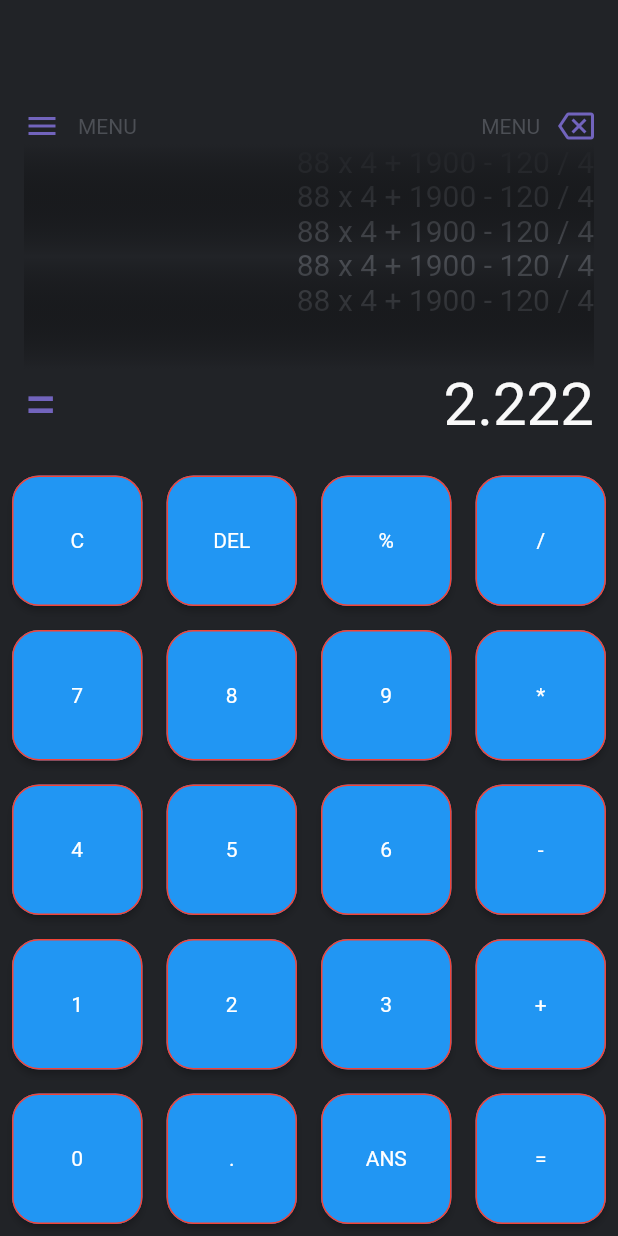
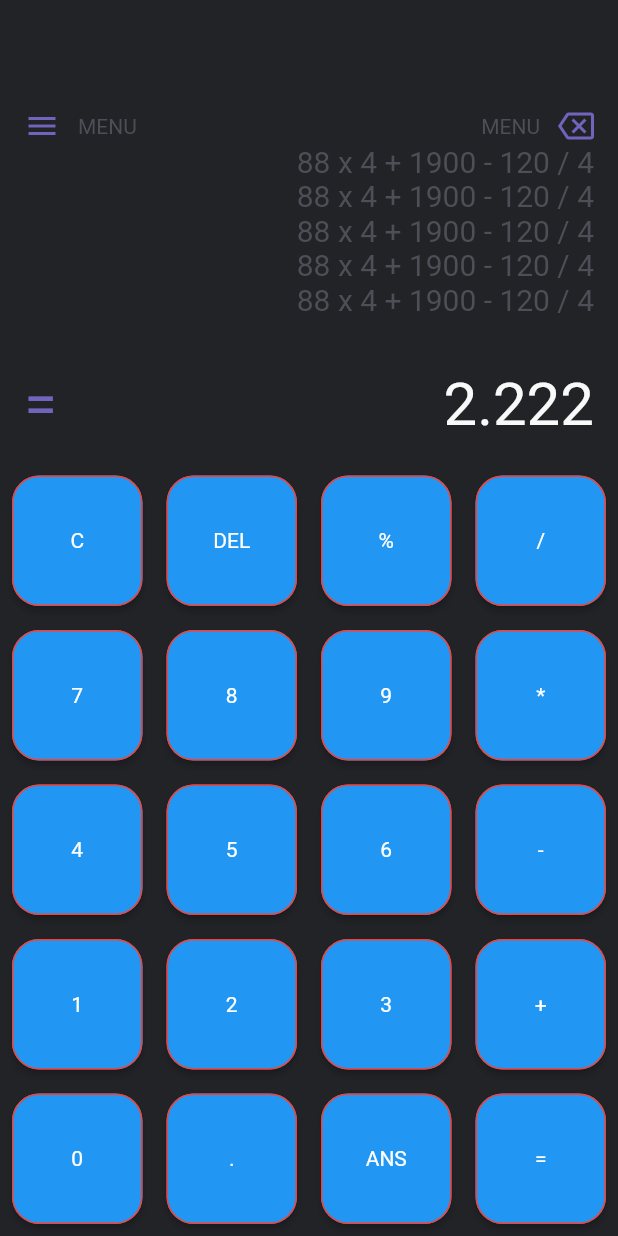
Before and after one commit to LaksCastro/code-heck, a Flutter app: the screen it shows after launch, on a phone screen of 412 x 824 dp. Run offline on Flutter 3.47's test engine with Material 2 defaults, Android fonts, the light colour scheme and no system bars; our stand-ins replace math_expressions.

Commit message:
(#1) Remove gradient

```diff
--- a/shinoa/lib/view/display.dart
+++ b/shinoa/lib/view/display.dart
@@ -98,21 +98,6 @@
               ),
             ],
           ),
-          Positioned.fill(
-            child: Container(
-              decoration: const BoxDecoration(
-                gradient: LinearGradient(
-                  begin: Alignment.topCenter,
-                  end: Alignment.bottomCenter,
-                  colors: [
-                    kBackgroundColor,
-                    Colors.transparent,
-                    kBackgroundColor,
-                  ],
-                ),
-              ),
-            ),
-          ),
         ],
       ),
     );
```
